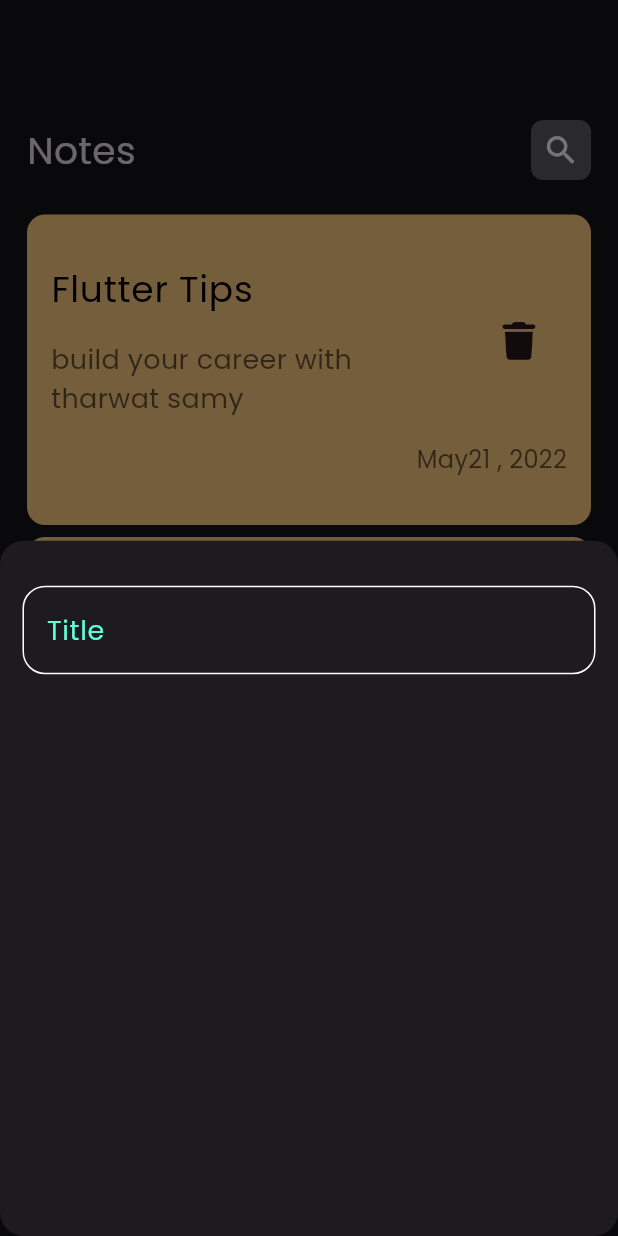
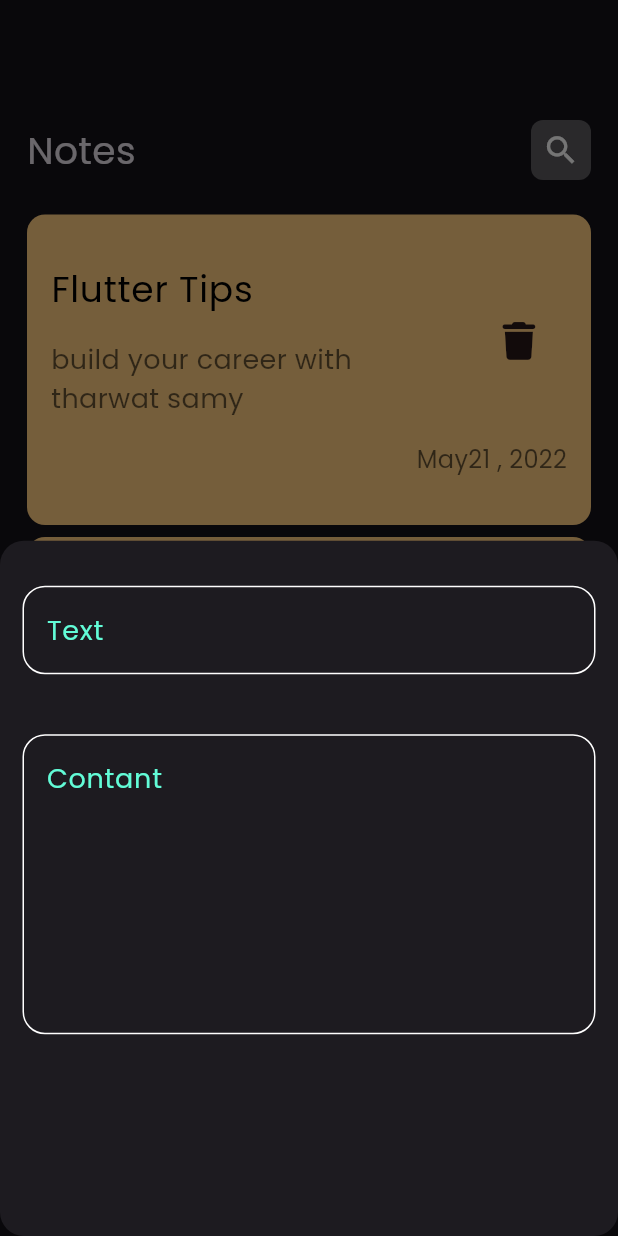
Before and after one commit to The1000y/notes_app, a Flutter app: the screen it shows after launch, after a tap on the "add" icon, on a phone screen of 412 x 824 dp. Run offline on Flutter 3.47's test engine with Material 3 defaults, Android fonts, the phone set to English and light mode, and no system bars; our stand-ins replace font_awesome_flutter.

Commit message:
Add Secound Custem Text Field

```diff
--- a/lib/widgets/add_buttom_model_sheet.dart
+++ b/lib/widgets/add_buttom_model_sheet.dart
@@ -8,7 +8,14 @@ class AddNoteButtomSheet extends StatelessWidget {
   Widget build(BuildContext context) {
     return Column(
       children: [
-        CustomTextField(),
+        CustomTextField(hintText: 'Text'),
+        SizedBox(
+          height: 10,
+        ),
+        CustomTextField(
+          hintText: 'Contant',
+          maxLine: 7,
+        ),
       ],
     );
   }
--- a/lib/widgets/custom_text_filed.dart
+++ b/lib/widgets/custom_text_filed.dart
@@ -2,20 +2,29 @@ import 'package:flutter/material.dart';
 import 'package:notes_app/constains.dart';
 
 class CustomTextField extends StatelessWidget {
-  const CustomTextField({super.key});
+  const CustomTextField({
+    super.key,
+    required this.hintText,
+    this.maxLine = 1,
+  });
+
+  final String hintText;
+  final int maxLine;
 
   @override
   Widget build(BuildContext context) {
     return Padding(
       padding: const EdgeInsets.only(top: 30, left: 15, right: 15),
       child: TextField(
+        maxLines: maxLine,
         cursorColor: kPrimaryColor,
         decoration: InputDecoration(
-            border: buildBorder(),
-            enabledBorder: buildBorder(),
-            focusedBorder: buildBorder(kPrimaryColor),
-            hintText: 'Title',
-            hintStyle: TextStyle(fontSize: 18, color: kPrimaryColor)),
+          border: buildBorder(),
+          enabledBorder: buildBorder(),
+          focusedBorder: buildBorder(kPrimaryColor),
+          hintText: hintText,
+          hintStyle: TextStyle(fontSize: 18, color: kPrimaryColor),
+        ),
       ),
     );
   }
```
